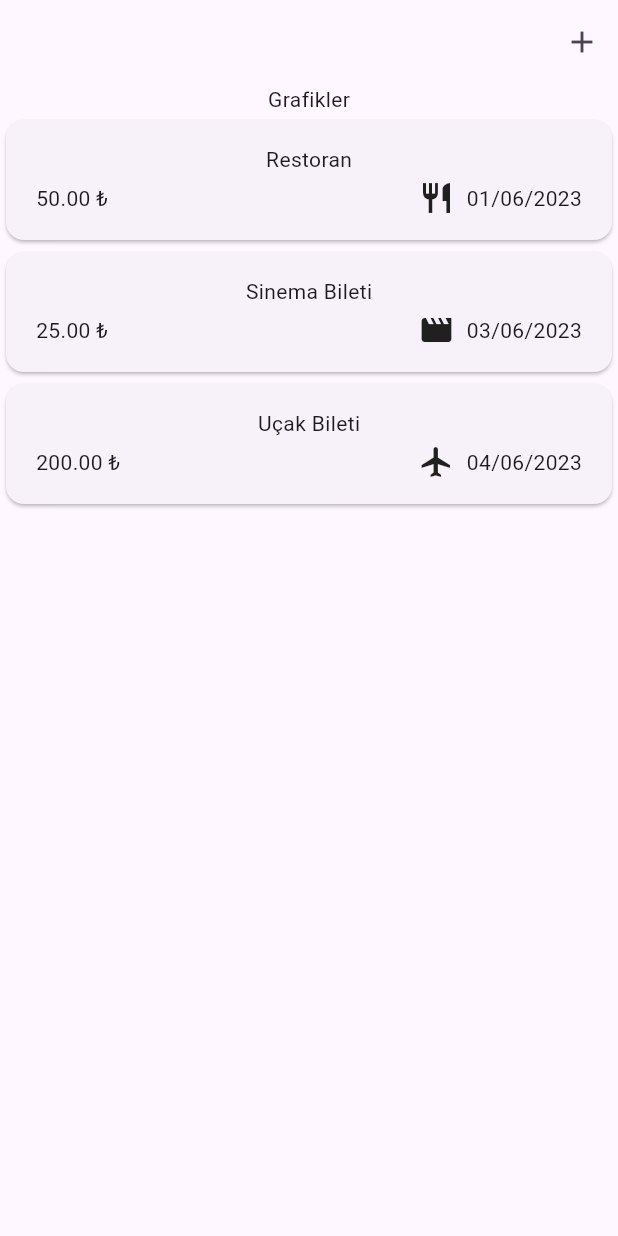
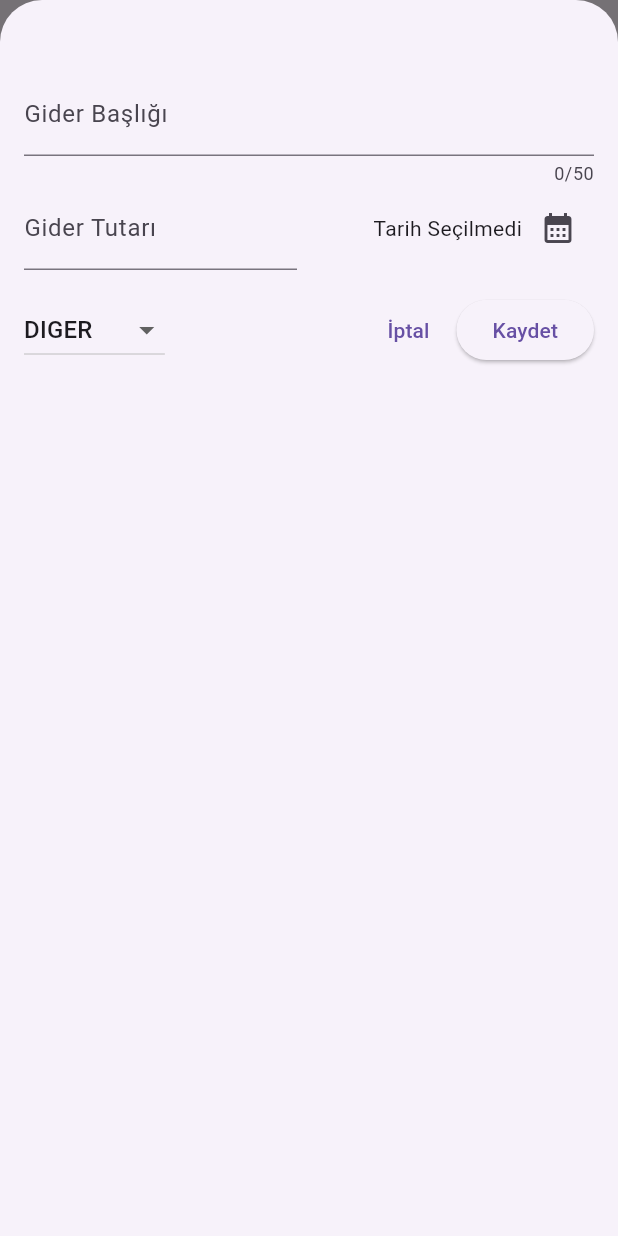
Before and after one commit to burakkbicer/expense_tracker, a Flutter app: the screen it shows after launch, after a tap on the "add" icon, on a phone screen of 412 x 824 dp. Run offline on Flutter 3.47's test engine with Material 2 defaults, Android fonts, the phone set to English and light mode, and no system bars.

Commit message:
feat: Added expense creation functionality

```diff
--- a/lib/widgets/expenses.dart
+++ b/lib/widgets/expenses.dart
@@ -2,6 +2,7 @@ import 'package:flutter/material.dart';
 
 import 'package:expense_tracker/models/expense.dart';
 import 'package:expense_tracker/widgets/expenses_list/expenses_list.dart';
+import 'package:expense_tracker/widgets/new_expense.dart';
 
 class Expenses extends StatefulWidget {
   const Expenses({super.key});
@@ -32,13 +33,28 @@ class _ExpensesState extends State<Expenses> {
     ),
   ];
 
+  void _openAddExpenseOverlay() {
+    showModalBottomSheet(
+      isScrollControlled: true,
+      context: context,
+      builder: (ctx) => NewExpense(onAddExpense: _addExpense),
+    );
+  }
+
+  void _addExpense(Expense expense) {
+    setState(() {
+      _registeredExpenses.add(expense);
+    });
+  }
+
   @override
   Widget build(BuildContext context) {
     return Scaffold(
       appBar: AppBar(
+        title: const Text('Flutter GiderTakip'),
         actions: [
           IconButton(
-            onPressed: () {},
+            onPressed: _openAddExpenseOverlay,
             icon: const Icon(Icons.add),
           ),
         ],
--- /dev/null
+++ b/lib/widgets/new_expense.dart
@@ -0,0 +1,164 @@
+import 'package:flutter/material.dart';
+
+import 'package:expense_tracker/models/expense.dart';
+
+class NewExpense extends StatefulWidget {
+  const NewExpense({super.key, required this.onAddExpense});
+
+  final void Function(Expense expense) onAddExpense;
+
+  @override
+  State<NewExpense> createState() => _NewExpenseState();
+}
+
+class _NewExpenseState extends State<NewExpense> {
+  final _titleController = TextEditingController();
+  final _amountController = TextEditingController();
+  DateTime? _selectedDate;
+  Category _selectedCategory = Category.diger;
+
+  void _presentDatePicker() async {
+    final now = DateTime.now();
+    final firstDate = DateTime(now.year - 1, now.month, now.day);
+    final pickedDate = await showDatePicker(
+      context: context,
+      initialDate: now,
+      firstDate: firstDate,
+      lastDate: now,
+    );
+    setState(() {
+      _selectedDate = pickedDate;
+    });
+  }
+
+  void _submitExpenseData() {
+    final enteredAmount = double.tryParse(_amountController.text);
+    final amountIsInvalid = enteredAmount == null || enteredAmount <= 0;
+    if (_titleController.text.trim().isEmpty ||
+        amountIsInvalid ||
+        _selectedDate == null) {
+      showDialog(
+        context: context,
+        builder: (ctx) => AlertDialog(
+          title: const Text('Hata'),
+          content: const Text('Lütfen tüm alanları doldurunuz.'),
+          actions: [
+            TextButton(
+              onPressed: () {
+                Navigator.pop(ctx);
+              },
+              child: const Text('Tamam'),
+            ),
+          ],
+        ),
+      );
+      return;
+    }
+
+    widget.onAddExpense(
+      Expense(
+        title: _titleController.text,
+        amount: enteredAmount,
+        date: _selectedDate!,
+        category: _selectedCategory,
+      ),
+    );
+    Navigator.pop(context);
+  }
+
+  @override
+  void dispose() {
+    _titleController.dispose();
+    _amountController.dispose();
+    super.dispose();
+  }
+
+  @override
+  Widget build(BuildContext context) {
+    return Padding(
+      padding: const EdgeInsets.fromLTRB(16, 48, 16, 16),
+      child: Column(
+        children: [
+          TextField(
+            maxLength: 50,
+            decoration: const InputDecoration(labelText: 'Gider Başlığı'),
+            controller: _titleController,
+          ),
+          Row(
+            children: [
+              Expanded(
+                child: TextField(
+                  decoration: const InputDecoration(
+                    labelText: 'Gider Tutarı',
+                    prefixText: '₺ ',
+                  ),
+                  keyboardType: TextInputType.number,
+                  controller: _amountController,
+                ),
+              ),
+              const SizedBox(
+                width: 16,
+              ),
+              Expanded(
+                child: Row(
+                  mainAxisAlignment: MainAxisAlignment.end,
+                  crossAxisAlignment: CrossAxisAlignment.center,
+                  children: [
+                    Text(
+                      _selectedDate == null
+                          ? 'Tarih Seçilmedi'
+                          : formatter.format(_selectedDate!),
+                    ),
+                    IconButton(
+                      onPressed: _presentDatePicker,
+                      icon: const Icon(Icons.calendar_month),
+                    ),
+                  ],
+                ),
+              ),
+            ],
+          ),
+          const SizedBox(
+            height: 16,
+          ),
+          Row(
+            children: [
+              DropdownButton(
+                value: _selectedCategory,
+                items: Category.values
+                    .map(
+                      (category) => DropdownMenuItem(
+                        value: category,
+                        child: Text(
+                          category.name.toUpperCase(),
+                        ),
+                      ),
+                    )
+                    .toList(),
+                onChanged: (value) {
+                  if (value == null) {
+                    return;
+                  }
+                  setState(() {
+                    _selectedCategory = value;
+                  });
+                },
+              ),
+              const Spacer(),
+              TextButton(
+                onPressed: () {
+                  Navigator.pop(context);
+                },
+                child: const Text('İptal'),
+              ),
+              ElevatedButton(
+                onPressed: _submitExpenseData,
+                child: const Text('Kaydet'),
+              ),
+            ],
+          ),
+        ],
+      ),
+    );
+  }
+}
```
